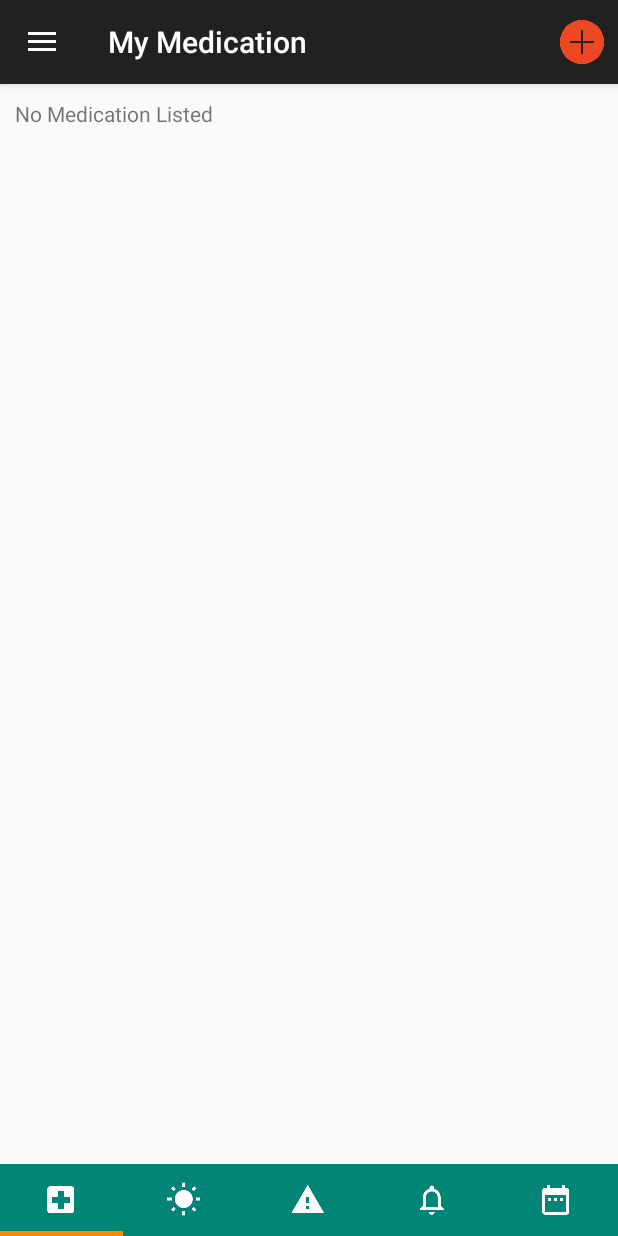
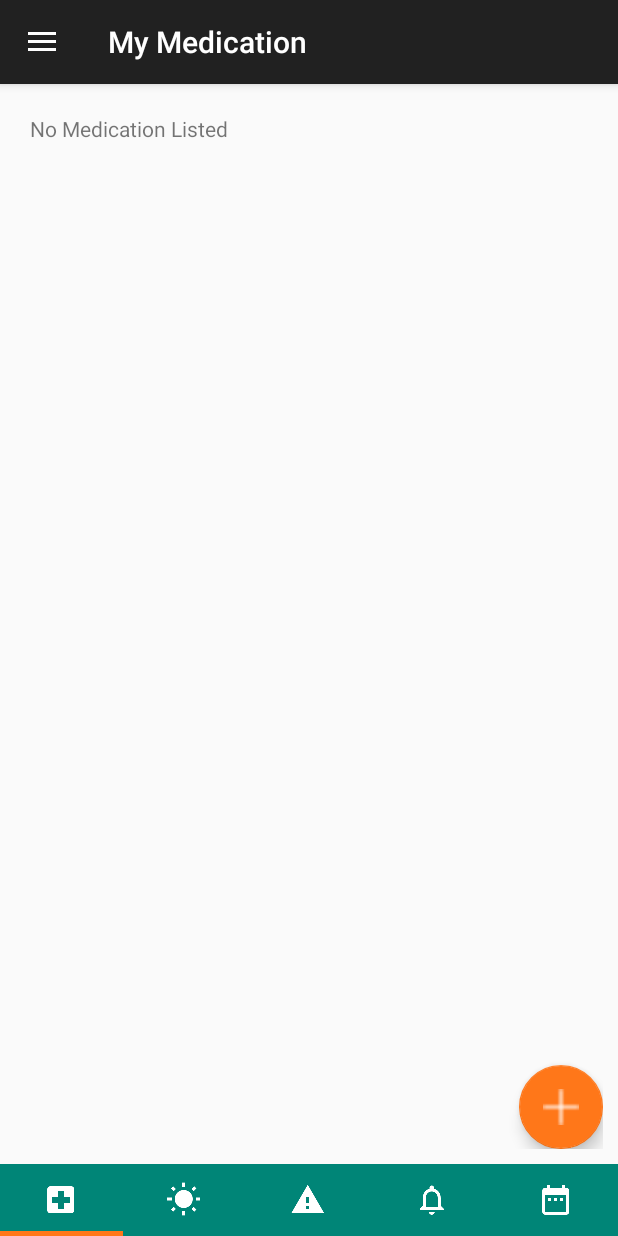
Before and after one commit to taotao19950405/coding-project, an Android app: the screen it shows after launch (MyMedicationActivity), on a phone screen of 412 x 824 dp. Run offline under Robolectric (Android 15) with nearby library versions, the phone set to English and light mode, and no system bars; libraries missing offline, so code that uses them is left out: ca.uhn.fhir.

Commit message:
add button added to bottom right of interface

```diff
--- a/app/src/main/java/orionhealth/app/activities/fragments/listFragments/MedicationListFragment.java
+++ b/app/src/main/java/orionhealth/app/activities/fragments/listFragments/MedicationListFragment.java
@@ -3,6 +3,7 @@ package orionhealth.app.activities.fragments.listFragments;
 import android.content.Intent;
 import android.database.Cursor;
 import android.os.Bundle;
+import android.support.design.widget.FloatingActionButton;
 import android.support.v4.app.ListFragment;
 import android.view.LayoutInflater;
 import android.view.View;
@@ -11,6 +12,7 @@ import android.widget.ExpandableListView;
 import android.widget.ListView;
 
 import orionhealth.app.R;
+import orionhealth.app.activities.main.AddMedicationActivity;
 import orionhealth.app.activities.main.EditMedicationActivity;
 import orionhealth.app.activities.external.AnimatedExpandableListView;
 import orionhealth.app.activities.fragments.adaptors.MyExpandableListAdapter;
@@ -35,6 +37,14 @@ public class MedicationListFragment extends ListFragment {
 	@Override
 	public View onCreateView(LayoutInflater inflater, ViewGroup container, Bundle savedInstanceState){
 		View view = inflater.inflate(R.layout.fragment_medication_list, container, false);
+		FloatingActionButton addButton =  (FloatingActionButton) view.findViewById(R.id.button_add);
+		addButton.setOnClickListener(new View.OnClickListener() {
+			@Override
+			public void onClick(View v) {
+				Intent intent = new Intent(getContext(), AddMedicationActivity.class);
+				startActivity(intent);
+			}
+		});
 		return view;
 	};
 
@@ -63,7 +73,6 @@ public class MedicationListFragment extends ListFragment {
 				startActivity(intent);
 			}
 		};
-
 		mAnimatedExpandableListView.setAdapter(listAdapter);
 	}
 
--- a/app/src/main/java/orionhealth/app/activities/main/MyMedicationActivity.java
+++ b/app/src/main/java/orionhealth/app/activities/main/MyMedicationActivity.java
@@ -107,11 +107,6 @@ public class MyMedicationActivity extends AppCompatActivity {
 		// as a parent activity is specified in AndroidManifest.xml.
 		int id = item.getItemId();
 
-		if (id == R.id.button_add) {
-			Intent intent = new Intent(this, AddMedicationActivity.class);
-			startActivity(intent);
-			return true;
-		}
 
 		// Activate the navigation drawer toggle
 		if (mDrawerToggle.onOptionsItemSelected(item)) {
--- a/app/src/main/res/layout/fragment_medication_list.xml
+++ b/app/src/main/res/layout/fragment_medication_list.xml
@@ -1,10 +1,15 @@
 <?xml version="1.0" encoding="utf-8"?>
-<LinearLayout
+ <!--<LinearLayout
 	xmlns:android="http://schemas.android.com/apk/res/android"
 	android:layout_width="0dp"
 	android:layout_height="match_parent"
 	android:layout_weight="1"
-	android:orientation="vertical" >
+	android:orientation="vertical" > -->
+<RelativeLayout
+	xmlns:android="http://schemas.android.com/apk/res/android"
+	android:layout_width="match_parent"
+	android:layout_height="match_parent"
+	xmlns:app="http://schemas.android.com/apk/res-auto">
 
 	<orionhealth.app.activities.external.AnimatedExpandableListView
 		android:id="@android:id/list"
@@ -15,11 +20,21 @@
 		android:indicatorRight="@dimen/activity_vertical_margin">
 	</orionhealth.app.activities.external.AnimatedExpandableListView>
 
+
 	<TextView
 		android:id="@android:id/empty"
 		android:text="No Medication Listed"
 		android:layout_width="match_parent"
-		android:layout_height="wrap_content" >
+		android:layout_height="wrap_content"
+		android:padding="10dp">
 	</TextView>
 
-</LinearLayout>
+	<android.support.design.widget.FloatingActionButton
+		android:id="@+id/button_add"
+		android:layout_alignParentBottom="true"
+		android:layout_alignParentRight="true"
+		app:backgroundTint="#ff7719"
+		style="@style/MyCustomFAB"
+		/>
+
+</RelativeLayout>
--- a/app/src/main/res/layout/fragment_medication_list_child.xml
+++ b/app/src/main/res/layout/fragment_medication_list_child.xml
@@ -60,7 +60,10 @@
 					 android:layout_width="wrap_content"
 					 android:layout_height="wrap_content"
 					 android:layout_alignParentRight="true"
-					 android:text="@string/button_edit"/>
+					 android:textAllCaps="false"
+					 android:text="@string/button_edit"
+					 android:textColor="#4b4b4b"
+					 android:background="@drawable/button"/>
 
 				</RelativeLayout>
 
--- a/app/src/main/res/menu/menu_my_medication.xml
+++ b/app/src/main/res/menu/menu_my_medication.xml
@@ -2,9 +2,4 @@
 			xmlns:app="http://schemas.android.com/apk/res-auto"
 			xmlns:tools="http://schemas.android.com/tools"
 			tools:context="orionhealth.app.activities.main.MyMedicationActivity">
-	<item
-		android:id="@+id/button_add"
-		android:title="@string/button_add"
-	  android:icon="@drawable/plus"
-		app:showAsAction="ifRoom"/>
 </menu>
--- a/app/src/main/res/values/strings.xml
+++ b/app/src/main/res/values/strings.xml
@@ -6,7 +6,7 @@
 
 	<string name="button_add">Add</string>
 	<string name="button_save">Save</string>
-	<string name="button_edit">Edit</string>
+	<string name="button_edit"><b>Edit</b></string>
 	<string name="button_remove">remove</string>
 
 	<string name="text_label_name">Name:</string>
--- a/app/src/main/res/values/styles.xml
+++ b/app/src/main/res/values/styles.xml
@@ -6,10 +6,17 @@
 	</style>
 
 	<style name="MyCustomTabLayout" parent="Widget.Design.TabLayout">
-		<item name="tabIndicatorColor">@android:color/holo_orange_dark</item>
+		<item name="tabIndicatorColor">#ff7719</item>
 		<item name="tabIndicatorHeight">3dp</item>
 		<item name="tabBackground">?attr/colorAccent</item>
 		<item name="tabSelectedTextColor">?android:textColorPrimary</item>
 	</style>
 
+	<style name="MyCustomFAB" parent="Widget.Design.FloatingActionButton">
+		<item name="android:layout_width">wrap_content</item>
+		<item name="android:layout_height">wrap_content</item>
+		<item name="android:src">@drawable/plus</item>
+	</style>
+
+
 </resources>
```
Also changed, not shown: app/src/main/res/drawable/button.xml (added, +8 -0 lines), app/src/main/res/drawable/plus.png.
